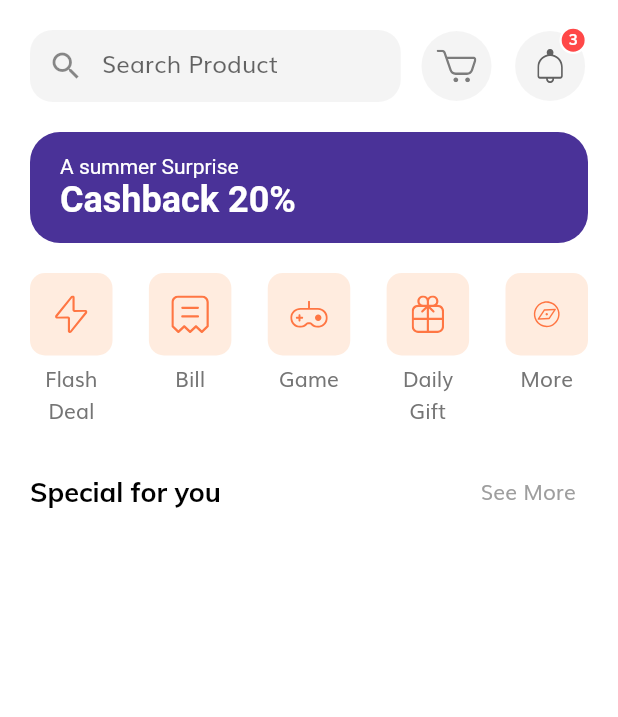
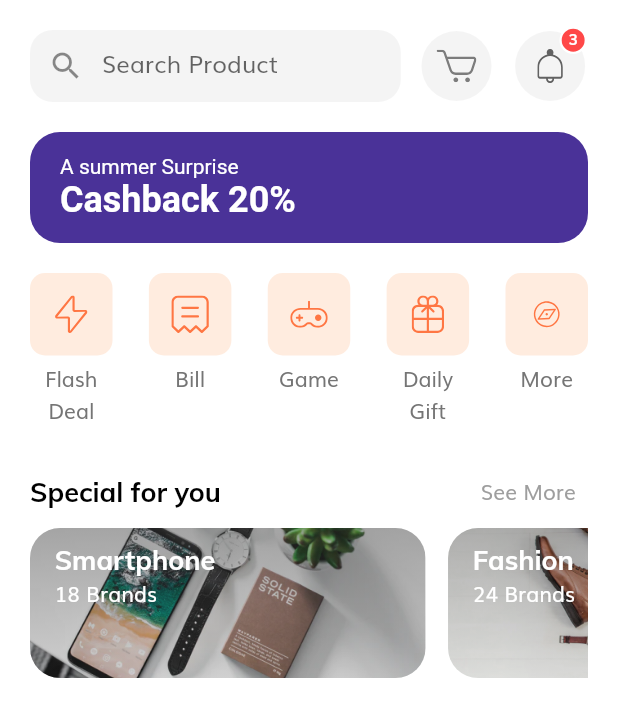
Before and after one commit to ragabelsayed/MyShopApp, a Flutter app: the HomeScreen screen opened by its route, on a phone screen of 412 x 824 dp. Shown: the top 717 px of the screen. Run offline on Flutter 3.47's test engine with Material 2 defaults, Android fonts, the phone set to English and light mode, and no system bars; our stand-ins replace flutter_svg.

Commit message:
special offer UI in homeScreen  finished

```diff
--- a/my_shop/lib/screens/home/widget/body.dart
+++ b/my_shop/lib/screens/home/widget/body.dart
@@ -1,8 +1,10 @@
 import 'package:flutter/material.dart';
+
 import 'categories.dart';
 import 'discount_banner.dart';
 import 'home_header.dart';
-import 'section_title.dart';
+
+import 'special_offers.dart';
 
 class Body extends StatelessWidget {
   @override
@@ -22,10 +24,7 @@ class Body extends StatelessWidget {
                 const SizedBox(height: 20),
                 Categories(),
                 const SizedBox(height: 20),
-                SectionTitle(
-                  text: 'Special for you',
-                  press: () {},
-                ),
+                SpecialOffers(),
               ],
             ),
           ),
--- /dev/null
+++ b/my_shop/lib/screens/home/widget/special_offers.dart
@@ -0,0 +1,117 @@
+import 'package:flutter/material.dart';
+import '/config/size.dart';
+import 'section_title.dart';
+
+class SpecialOffers extends StatelessWidget {
+  @override
+  Widget build(BuildContext context) {
+    List<Map<String, dynamic>> _specialList = [
+      {
+        'image': 'assets/images/Image Banner 2.png',
+        'category': 'Smartphone',
+        'numOfBrands': 18,
+      },
+      {
+        'image': 'assets/images/Image Banner 3.png',
+        'category': 'Fashion',
+        'numOfBrands': 24,
+      },
+    ];
+    return Column(
+      children: [
+        SectionTitle(
+          text: 'Special for you',
+          press: () {},
+        ),
+        SizedBox(
+          height: 100,
+          width: double.infinity,
+          child: ListView.builder(
+            scrollDirection: Axis.horizontal,
+            itemCount: _specialList.length,
+            itemBuilder: (context, i) => SpecialOfferCard(
+              category: _specialList[i]['category'],
+              image: _specialList[i]['image'],
+              numOfBrands: _specialList[i]['numOfBrands'],
+              press: () {},
+            ),
+          ),
+        ),
+      ],
+    );
+  }
+}
+
+class SpecialOfferCard extends StatelessWidget {
+  final String category;
+  final String image;
+  final int numOfBrands;
+  final GestureTapCallback press;
+  const SpecialOfferCard({
+    required this.category,
+    required this.image,
+    required this.numOfBrands,
+    required this.press,
+  });
+
+  @override
+  Widget build(BuildContext context) {
+    return Padding(
+      padding: const EdgeInsets.only(right: 15),
+      child: GestureDetector(
+        onTap: press,
+        child: SizedBox(
+          width: SizeConfig.getProportionateScreentWidth(240),
+          // height: SizeConfig.getProportionateScreenHeight(100),
+          child: ClipRRect(
+            borderRadius: BorderRadius.circular(20),
+            child: Stack(
+              fit: StackFit.expand,
+              children: [
+                Image.asset(
+                  image,
+                  fit: BoxFit.cover,
+                ),
+                Container(
+                  decoration: BoxDecoration(
+                    gradient: LinearGradient(
+                      begin: Alignment.topCenter,
+                      end: Alignment.bottomCenter,
+                      colors: [
+                        Color(0XFF343434).withOpacity(0.4),
+                        Color(0XFF343434).withOpacity(0.15),
+                      ],
+                    ),
+                  ),
+                  child: Padding(
+                    padding: EdgeInsets.symmetric(
+                      horizontal: SizeConfig.getProportionateScreentWidth(15),
+                      vertical: SizeConfig.getProportionateScreenHeight(10),
+                    ),
+                    child: Column(
+                      crossAxisAlignment: CrossAxisAlignment.start,
+                      children: [
+                        Text(
+                          category,
+                          style: TextStyle(
+                            color: Colors.white,
+                            fontSize: 18,
+                            fontWeight: FontWeight.bold,
+                          ),
+                        ),
+                        Text(
+                          '$numOfBrands Brands',
+                          style: TextStyle(color: Colors.white),
+                        ),
+                      ],
+                    ),
+                  ),
+                ),
+              ],
+            ),
+          ),
+        ),
+      ),
+    );
+  }
+}
```
Also changed, not shown: my_shop/assets/images/Image Banner 2.png (added), my_shop/assets/images/Image Banner 3.png (added).
